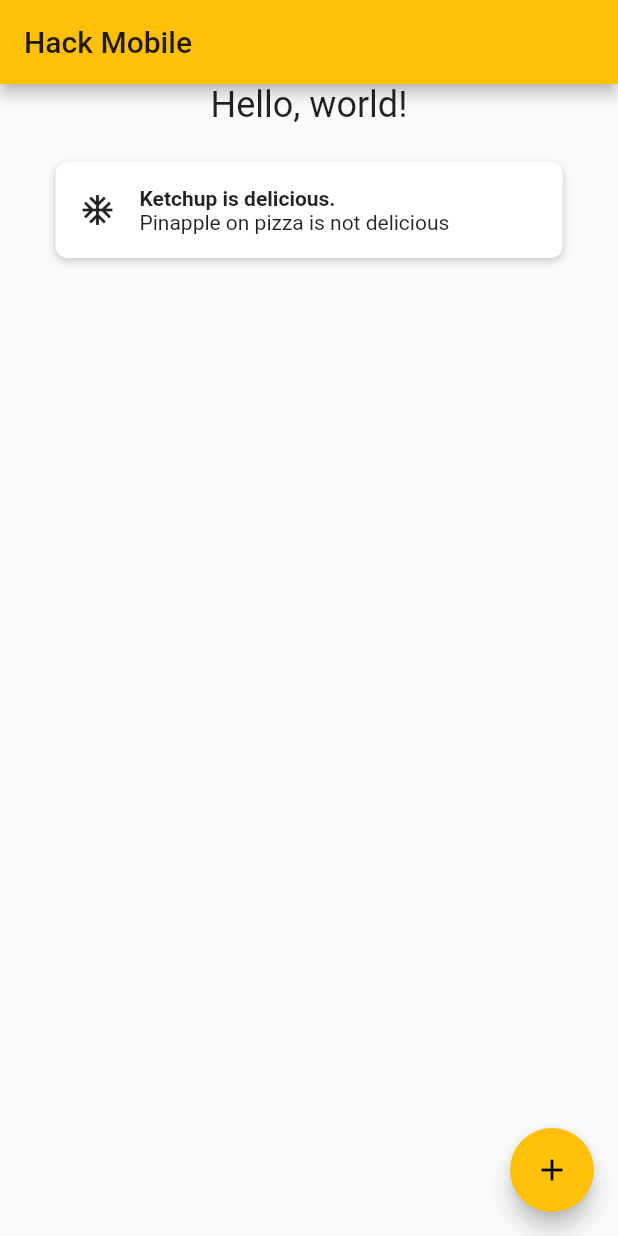
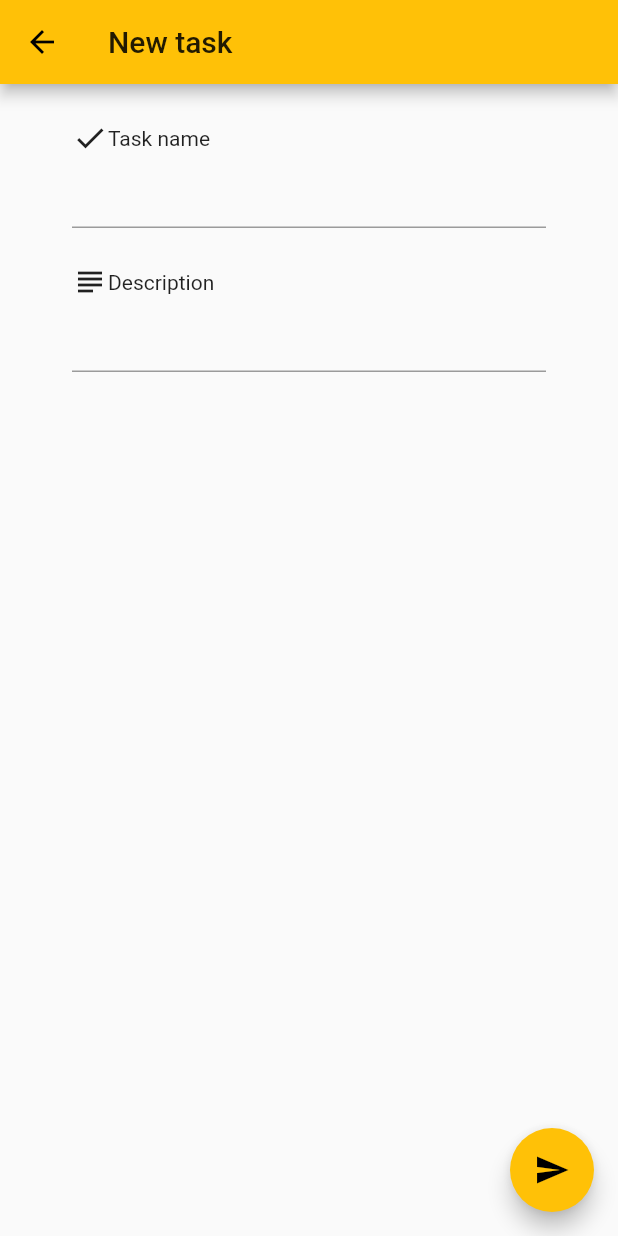
Before and after one commit to garrettluu/hack-mobile, a Flutter app: the screen it shows after launch, after a tap on the "add" icon, on a phone screen of 412 x 824 dp. Run offline on Flutter 3.47's test engine with Material 2 defaults, Android fonts, the phone set to English and light mode, and no system bars.

Commit message:
Post workshop 3 code

```diff
--- /dev/null
+++ b/lib/EditTask.dart
@@ -0,0 +1,80 @@
+import 'package:flutter/material.dart';
+import 'package:hackmobile/widgets/Task.dart';
+
+class EditTask extends StatefulWidget {
+  EditTask({Key key, this.screenTitle, this.task}) : super(key: key);
+  final String screenTitle;
+  final Task task;
+
+  @override
+  _EditTaskState createState() => _EditTaskState();
+}
+
+class _EditTaskState extends State<EditTask> {
+  final controllerName = TextEditingController();
+  final controllerDescription = TextEditingController();
+
+  @override
+  void initState() {
+    super.initState();
+    controllerName.text = widget.task?.title ?? "";
+    controllerDescription.text = widget.task?.description ?? "";
+  }
+
+  @override
+  void dispose() {
+    controllerName.dispose();
+    controllerDescription.dispose();
+    super.dispose();
+  }
+
+  @override
+  Widget build(BuildContext context) {
+    return Container(
+      child: Scaffold(
+        appBar: AppBar(title: Text(widget.screenTitle)),
+        body: Padding(
+          padding: const EdgeInsets.only(top: 24, left: 48, right: 48),
+          child: Column(
+            children: [
+              Row(
+                children: [
+                  Icon(Icons.check),
+                  Text("Task name"),
+                ],
+              ),
+              TextField(
+                controller: controllerName,
+              ),
+              SizedBox(height: 24),
+              Row(
+                children: [Icon(Icons.subject), Text("Description")],
+              ),
+              TextField(
+                controller: controllerDescription,
+              ),
+            ],
+          ),
+        ),
+        floatingActionButton: FloatingActionButton(
+          onPressed: () {
+            if (widget.task != null) {
+              widget.task.title = controllerName.text;
+              widget.task.description = controllerDescription.text;
+            }
+            Navigator.pop(
+              context,
+              widget.task ??
+                  Task(
+                    key: UniqueKey(),
+                    title: controllerName.text,
+                    description: controllerDescription.text,
+                  ),
+            );
+          },
+          child: Icon(Icons.send),
+        ),
+      ),
+    );
+  }
+}
--- a/lib/main.dart
+++ b/lib/main.dart
@@ -1,4 +1,5 @@
 import 'package:flutter/material.dart';
+import 'package:hackmobile/EditTask.dart';
 import 'package:hackmobile/widgets/Task.dart';
 
 void main() {
@@ -24,6 +25,9 @@ class MyApp extends StatelessWidget {
         primarySwatch: Colors.amber,
       ),
       home: MyHomePage(title: 'Hack Mobile'),
+      // home: EditTask(
+      //   screenTitle: "I like Flutter",
+      // ),
     );
   }
 }
@@ -47,14 +51,11 @@ class MyHomePage extends StatefulWidget {
 }
 
 class _MyHomePageState extends State<MyHomePage> {
-  List<TaskWidget> _tasks = [];
+  List<Task> _tasks = [];
 
-  void _addTask() {
+  void _addTask(Task newTask) {
     setState(() {
-      _tasks.add(TaskWidget(
-        title: "Ketchup is delicious.",
-        description: "Pinapple on pizza is not delicious",
-      ));
+      _tasks.add(newTask);
     });
   }
 
@@ -75,20 +76,75 @@ class _MyHomePageState extends State<MyHomePage> {
       body: Center(
         // Center is a layout widget. It takes a single child and positions it
         // in the middle of the parent.
-        child: ListView(
+        child: ListView.builder(
+            primary: false,
+            itemCount: _tasks == null ? 1 : _tasks.length + 1,
+            itemBuilder: (BuildContext context, int index) {
+              if (index == 0) {
+                return Column(
                   children: <Widget>[
+                    SizedBox(height: 24),
                     Text(
                       "Hello, world!",
                       textAlign: TextAlign.center,
                       style: TextStyle(fontSize: 24),
                     ),
                     SizedBox(height: 24),
-            ..._tasks
                   ],
+                );
+              }
+              index -= 1;
+              if (_tasks[index] != null) {
+                final currentWidget = TaskWidget(
+                    key: _tasks[index].key,
+                    title: _tasks[index].title,
+                    description: _tasks[index].description,
+                    onDismissed: (direction) {
+                      setState(() {
+                        _tasks.removeWhere(
+                            (element) => (element.key == _tasks[index].key));
+                      });
+                    },
+                    onLongPress: () async {
+                      final changedTask = await Navigator.push(
+                        context,
+                        MaterialPageRoute(
+                            builder: (builder) => EditTask(
+                                screenTitle: "Edit Task", task: _tasks[index])),
+                      );
+                      setState(() {
+                        _tasks[index] = changedTask;
+                      });
+                    });
+                return currentWidget;
+              }
+
+              return null;
+            }
+            // children: <Widget>[
+            //   SizedBox(height: 24),
+            //   Text(
+            //     "Hello, world!",
+            //     textAlign: TextAlign.center,
+            //     style: TextStyle(fontSize: 24),
+            //   ),
+            //   SizedBox(height: 24),
+            // ],
             ),
       ),
       floatingActionButton: FloatingActionButton(
-        onPressed: _addTask,
+        onPressed: () async {
+          final newTask = await Navigator.push(
+            context,
+            MaterialPageRoute(
+              builder: (context) => EditTask(
+                screenTitle: "New task",
+              ),
+            ),
+          );
+
+          _addTask(newTask);
+        },
         tooltip: 'Add Task',
         child: Icon(Icons.add),
       ), // This trailing comma makes auto-formatting nicer for build methods.
--- a/lib/widgets/Task.dart
+++ b/lib/widgets/Task.dart
@@ -1,14 +1,34 @@
 import 'package:flutter/material.dart';
 
+class Task {
+  Task({this.key, this.title, this.description});
+  final Key key;
+  String title;
+  String description;
+}
+
 class TaskWidget extends StatelessWidget {
-  const TaskWidget({Key key, this.title, this.description}) : super(key: key);
+  const TaskWidget(
+      {Key key,
+      this.title,
+      this.description,
+      this.onDismissed,
+      this.onLongPress})
+      : super(key: key);
   final String title;
   final String description;
+  final onDismissed;
+  final onLongPress;
 
   @override
   Widget build(BuildContext context) {
     return Padding(
       padding: const EdgeInsets.only(left: 37, right: 37, bottom: 22),
+      child: Dismissible(
+        key: key,
+        onDismissed: onDismissed,
+        child: GestureDetector(
+          onLongPress: onLongPress,
           child: Container(
             child: Padding(
               padding: const EdgeInsets.all(16.0),
@@ -42,6 +62,8 @@ class TaskWidget extends StatelessWidget {
               ],
             ),
           ),
+        ),
+      ),
     );
   }
 }
```
Lines whose indentation alone changed are shown as unchanged.
